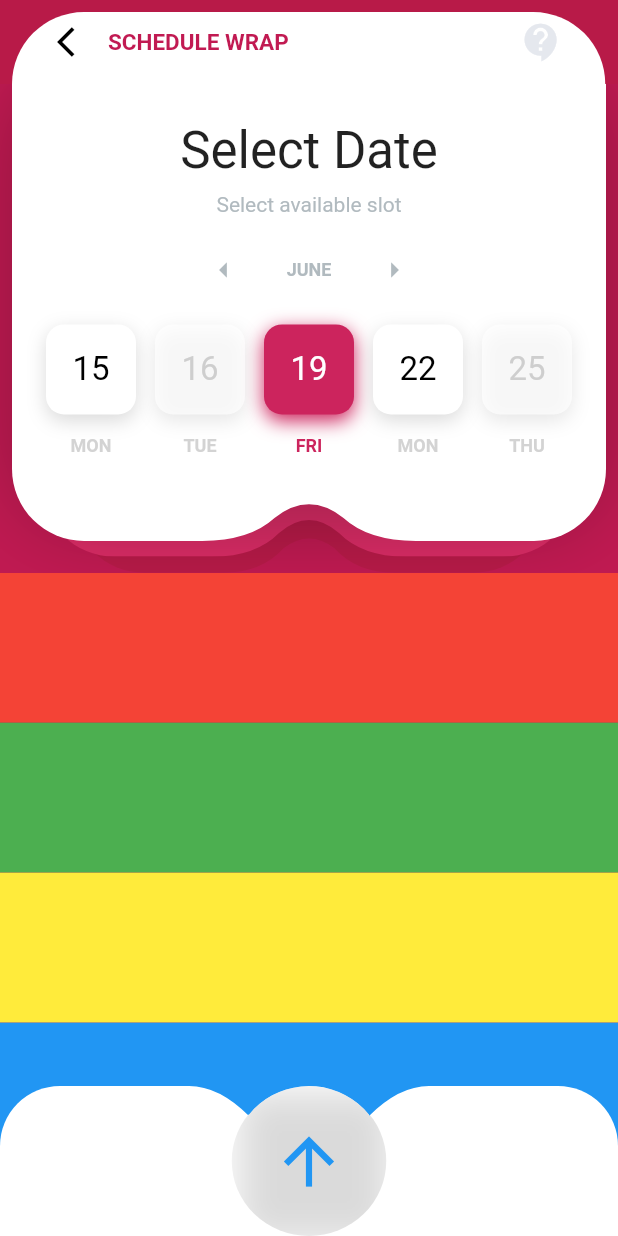
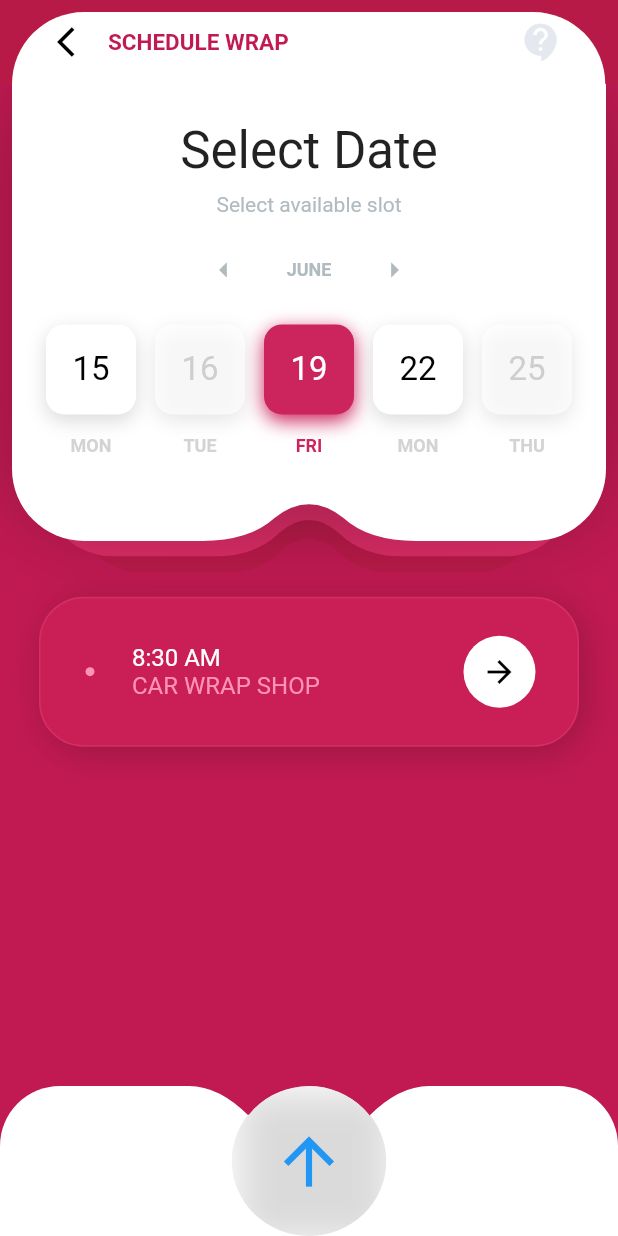
Before and after one commit to mtopolewski/flutter_design_case_car_advertisement, a Flutter app: the screen it shows after launch, on a phone screen of 412 x 824 dp. Run offline on Flutter 3.47's test engine with Material 2 defaults, Android fonts, the phone set to English and light mode, and no system bars.

Commit message:
Frontend - work in progress

```diff
--- a/lib/pages/homePage.dart
+++ b/lib/pages/homePage.dart
@@ -1,4 +1,5 @@
 import 'package:flutter/material.dart';
+import 'package:flutter/services.dart';
 import 'dart:math' as Math;
 
 import 'package:flutter_design_case_car_advertisement/widgets/selectableButton.dart';
@@ -9,7 +10,7 @@ class HomePage extends StatelessWidget {
   @override
   Widget build(BuildContext context) {
     return Scaffold(
-        backgroundColor: Color(0x0FFC11A52),
+        backgroundColor: Colors.white,
         appBar: AppBar(
           title: Text(
             "SCHEDULE WRAP",
@@ -69,7 +70,11 @@ class HomePage extends StatelessWidget {
             ),
           ),
         ),
-        body: Column(
+        body: SafeArea(
+          bottom: true,
+          child: Container(
+            color: Color(0x0FFC11A52),
+            child: Column(
               children: [
                 Padding(
                   padding: const EdgeInsets.fromLTRB(8, 0, 8, 0),
@@ -98,8 +103,8 @@ class HomePage extends StatelessWidget {
                             clipper: SecondClipper(),
                             child: Container(
                               decoration: BoxDecoration(
-                              color:
-                                  Color(0xFFdb2c66), //0xFFCE235B //0x0FFC11A52
+                                  color: Color(
+                                      0xFFdb2c66), //0xFFCE235B //0x0FFC11A52
                                   borderRadius:
                                       BorderRadius.all(Radius.circular(48))),
                             ),
@@ -120,7 +125,8 @@ class HomePage extends StatelessWidget {
                                   offset: Offset(0, -10),
                                 ),
                               ],
-                          borderRadius: BorderRadius.all(Radius.circular(48)),
+                              borderRadius:
+                                  BorderRadius.all(Radius.circular(48)),
                             ),
                             child: ClipPath(
                               clipper: ThirdClipper(),
@@ -138,14 +144,15 @@ class HomePage extends StatelessWidget {
                                         child: Align(
                                       alignment: Alignment.bottomCenter,
                                       child: Padding(
-                                    padding:
-                                        const EdgeInsets.fromLTRB(0, 0, 0, 8),
+                                        padding: const EdgeInsets.fromLTRB(
+                                            0, 0, 0, 8),
                                         child: Text("Select Date",
                                             style: TextStyle(fontSize: 34)),
                                       ),
                                     )),
                                     Text("Select available slot",
-                                    style: TextStyle(color: Color(0xFFB1BABf))),
+                                        style: TextStyle(
+                                            color: Color(0xFFB1BABf))),
                                     Expanded(
                                       flex: 1,
                                       child: Container(
@@ -159,13 +166,16 @@ class HomePage extends StatelessWidget {
                                                 color: Color(0xFFB1BABF),
                                               ),
                                               Padding(
-                                            padding: const EdgeInsets.fromLTRB(
+                                                padding:
+                                                    const EdgeInsets.fromLTRB(
                                                         30, 0, 30, 0),
                                                 child: Text("JUNE",
                                                     style: TextStyle(
                                                         fontSize: 12,
-                                                    fontWeight: FontWeight.bold,
-                                                    color: Color(0xFFB1BABF))),
+                                                        fontWeight:
+                                                            FontWeight.bold,
+                                                        color:
+                                                            Color(0xFFB1BABF))),
                                               ),
                                               Icon(
                                                 Icons.arrow_right,
@@ -252,32 +262,73 @@ class HomePage extends StatelessWidget {
                             child: ListView(
                           children: [
                             Container(
-                          color: Colors.red,
+                              margin: EdgeInsets.fromLTRB(26, 16, 26, 16),
+                              padding: EdgeInsets.fromLTRB(30, 10, 20, 10),
                               height: 100,
+                              decoration: BoxDecoration(
+                                color: Color(0xFFCCA1E56),
+                                border: Border.all(color: Color(0xFFD62D64)),
+                                borderRadius:
+                                    BorderRadius.all(Radius.circular(30)),
+                                boxShadow: [
+                                  BoxShadow(
+                                    color: Color(0x33000000),
+                                    blurRadius: 20.0,
+                                    offset: Offset(4, 4),
                                   ),
+                                ],
+                              ),
+                              child: Row(
+                                crossAxisAlignment: CrossAxisAlignment.center,
+                                children: [
                                   Container(
-                          color: Colors.green,
-                          height: 100,
+                                    width: 6,
+                                    height: 6,
+                                    decoration: new BoxDecoration(
+                                      color: Color(0xFFFF92B7),
+                                      shape: BoxShape.circle,
                                     ),
-                        Container(
-                          color: Colors.yellow,
-                          height: 100,
                                   ),
-                        Container(
-                          color: Colors.blue,
-                          height: 100,
+                                  Expanded(
+                                    child: Padding(
+                                      padding: const EdgeInsets.fromLTRB(
+                                          25, 0, 0, 0),
+                                      child: Column(
+                                        crossAxisAlignment:
+                                            CrossAxisAlignment.stretch,
+                                        mainAxisSize: MainAxisSize.min,
+                                        children: [
+                                          Text(
+                                            "8:30 AM",
+                                            style: TextStyle(
+                                                color: Colors.white,
+                                                fontSize: 16),
                                           ),
-                        Container(
-                          color: Colors.purple,
-                          height: 100,
+                                          Text(
+                                            "CAR WRAP SHOP",
+                                            style: TextStyle(
+                                                color: Color(0xFFFF92B7),
+                                                fontSize: 16),
                                           ),
-                        Container(
-                          color: Colors.orange,
-                          height: 100,
+                                        ],
                                       ),
-                        Container(
-                          color: Colors.pink,
-                          height: 100,
+                                    ),
+                                  ),
+                                  ElevatedButton(
+                                    onPressed: () {},
+                                    child: Icon(Icons.arrow_forward_outlined,
+                                        color: Colors.black),
+                                    style: ElevatedButton.styleFrom(
+                                      shadowColor: Colors.transparent,
+                                      shape: CircleBorder(),
+                                      padding: EdgeInsets.all(12),
+                                      primary: Colors.white, // <-- Button color
+                                      onPrimary:
+                                          Colors.grey, // <-- Splash color
+                                    ),
+                                  )
+                                ],
+                              ),
                             ),
                           ],
                         ))
@@ -285,7 +336,11 @@ class HomePage extends StatelessWidget {
                     )),
                     Align(
                         alignment: Alignment.bottomCenter,
-                    child: SafeArea(
+                        child: AnnotatedRegion<SystemUiOverlayStyle>(
+                          value: SystemUiOverlayStyle.light.copyWith(
+                              //statusBarColor: Colors.purple,
+                              systemNavigationBarColor: Colors.red,
+                              systemNavigationBarDividerColor: Colors.yellow),
                           child: ClipPath(
                             clipper: BottomMenuClipper(),
                             child: Container(
@@ -300,7 +355,8 @@ class HomePage extends StatelessWidget {
                                 children: [
                                   Expanded(
                                       flex: 3,
-                                  child: Container(color: Colors.transparent)),
+                                      child:
+                                          Container(color: Colors.transparent)),
                                   Expanded(
                                       flex: 2,
                                       child: ClipOval(
@@ -331,7 +387,8 @@ class HomePage extends StatelessWidget {
                                       )),
                                   Expanded(
                                       flex: 3,
-                                  child: Container(color: Colors.transparent))
+                                      child:
+                                          Container(color: Colors.transparent))
                                 ],
                               ),
                             ),
@@ -340,6 +397,8 @@ class HomePage extends StatelessWidget {
                   ],
                 )),
               ],
+            ),
+          ),
         ));
   }
 }
```
Lines whose indentation alone changed are shown as unchanged.
